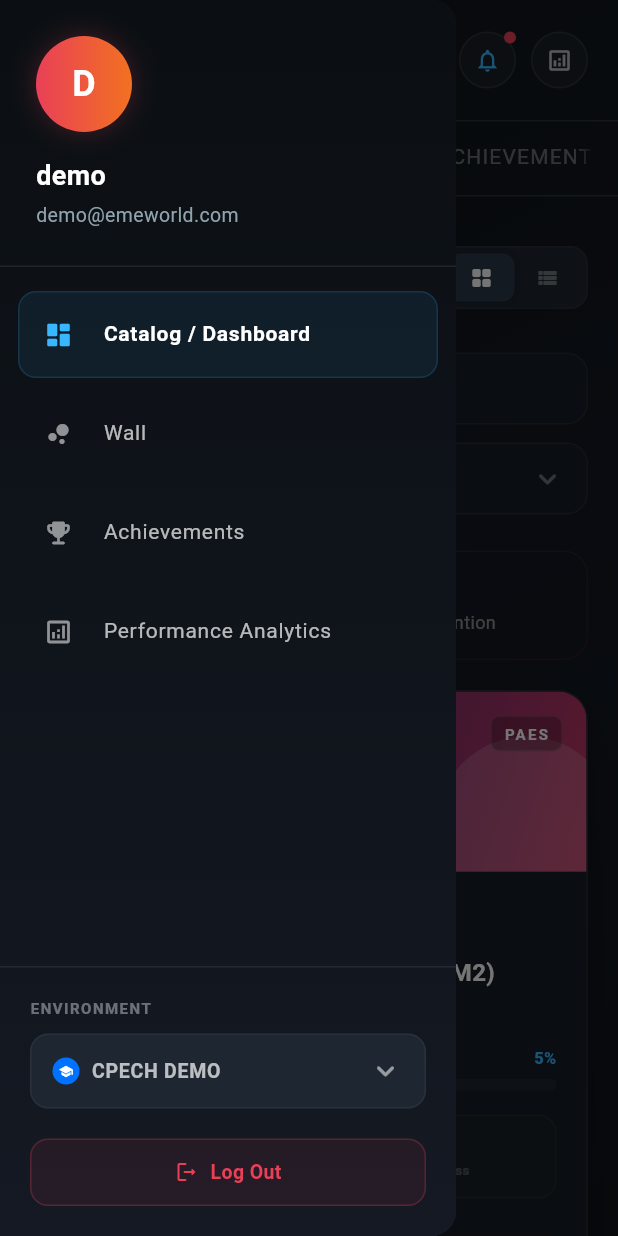
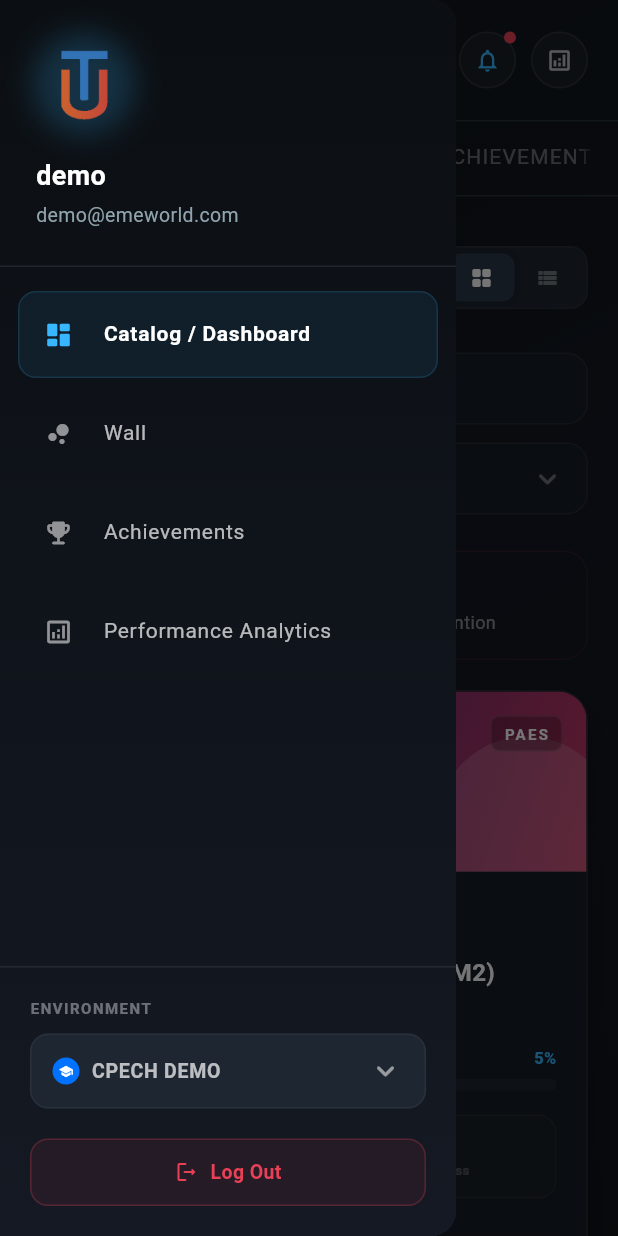
Before and after one commit to entermedia-community/eme_plugin_app, a Flutter app: the screen it shows after launch, after a tap on "Sign In with eME World", after a tap on "Demo User", after a tap on the "menu" icon, on a phone screen of 412 x 824 dp. Run offline on Flutter 3.47's test engine with Material 3 defaults, Android fonts, the phone set to English and light mode, and no system bars.

Commit message:
logo added

```diff
--- a/lib/screens/dashboard_screen.dart
+++ b/lib/screens/dashboard_screen.dart
@@ -166,28 +166,16 @@ class _DashboardScreenState extends State<DashboardScreen>
                 height: 32,
                 decoration: BoxDecoration(
                   shape: BoxShape.circle,
-                  gradient: const LinearGradient(
-                    colors: [Color(0xFFE94057), Color(0xFFF27121)],
-                  ),
                   boxShadow: [
                     BoxShadow(
-                      color: const Color(0xFFE94057).withValues(alpha: 0.15),
-                      blurRadius: 8,
-                      spreadRadius: 1,
+                      color: const Color(0xFF38B6FF).withValues(alpha: 0.2),
+                      blurRadius: 15,
+                      spreadRadius: 2,
                     ),
                   ],
                 ),
                 child: Center(
-                  child: Text(
-                    widget.username.isNotEmpty
-                        ? widget.username[0].toUpperCase()
-                        : 'U',
-                    style: const TextStyle(
-                      fontSize: 14,
-                      fontWeight: FontWeight.bold,
-                      color: Colors.white,
-                    ),
-                  ),
+                  child: const Image(image: AssetImage('assets/logo.png')),
                 ),
               ),
             ],
@@ -428,31 +416,17 @@ class _DashboardScreenState extends State<DashboardScreen>
                       height: 64,
                       decoration: BoxDecoration(
                         shape: BoxShape.circle,
-                        gradient: const LinearGradient(
-                          colors: [Color(0xFFE94057), Color(0xFFF27121)],
-                        ),
                         boxShadow: [
                           BoxShadow(
                             color: const Color(
-                              0xFFE94057,
+                              0xFF38B6FF,
                             ).withValues(alpha: 0.2),
-                            blurRadius: 12,
+                            blurRadius: 15,
                             spreadRadius: 2,
                           ),
                         ],
                       ),
-                      child: Center(
-                        child: Text(
-                          widget.username.isNotEmpty
-                              ? widget.username[0].toUpperCase()
-                              : 'U',
-                          style: const TextStyle(
-                            fontSize: 24,
-                            fontWeight: FontWeight.bold,
-                            color: Colors.white,
-                          ),
-                        ),
-                      ),
+                      child: const Image(image: AssetImage('assets/logo.png')),
                     ),
                     const SizedBox(height: 16),
                     Text(
@@ -759,7 +733,8 @@ class _DashboardScreenState extends State<DashboardScreen>
   }
 
   Widget _buildTitile(bool isDesktop) {
-    return Column(
+    return Center(
+      child: Column(
         crossAxisAlignment: CrossAxisAlignment.start,
         //align left
         children: [
@@ -783,6 +758,7 @@ class _DashboardScreenState extends State<DashboardScreen>
             ),
           ),
         ],
+      ),
     );
   }
 
@@ -985,7 +961,8 @@ class _DashboardScreenState extends State<DashboardScreen>
               });
             }
           },
-          items: <String>[
+          items:
+              <String>[
                 'All Subjects',
                 'Math',
                 'Science',
--- a/lib/screens/login_screen.dart
+++ b/lib/screens/login_screen.dart
@@ -151,35 +151,25 @@ class _LoginScreenState extends State<LoginScreen>
                                       height: 64,
                                       decoration: BoxDecoration(
                                         shape: BoxShape.circle,
-                                        gradient: const LinearGradient(
-                                          colors: [
-                                            Color(0xFF38B6FF),
-                                            Color(0xFF8A2387),
-                                          ],
-                                          begin: Alignment.topLeft,
-                                          end: Alignment.bottomRight,
-                                        ),
                                         boxShadow: [
                                           BoxShadow(
                                             color: const Color(
                                               0xFF38B6FF,
-                                            ).withValues(alpha: 0.3),
+                                            ).withValues(alpha: 0.2),
                                             blurRadius: 15,
                                             spreadRadius: 2,
                                           ),
                                         ],
                                       ),
-                                      child: const Icon(
-                                        Icons.vpn_key_rounded,
-                                        color: Colors.white,
-                                        size: 32,
+                                      child: const Image(
+                                        image: AssetImage('assets/logo.png'),
                                       ),
                                     ),
                                   ),
                                   const SizedBox(height: 24),
                                   // Title
                                   const Text(
-                                    'eME World',
+                                    'TestU Labs',
                                     textAlign: TextAlign.center,
                                     style: TextStyle(
                                       fontSize: 28,
@@ -452,6 +442,18 @@ class _LoginScreenState extends State<LoginScreen>
                                       ),
                                     ],
                                   ),
+
+                                  const SizedBox(height: 24),
+                                  Text(
+                                    textAlign: TextAlign.center,
+                                    'Powered by eme.world',
+                                    style: TextStyle(
+                                      fontSize: 14,
+                                      color: Colors.white.withValues(
+                                        alpha: 0.5,
+                                      ),
+                                    ),
+                                  ),
                                 ],
                               ),
                             ),
--- a/lib/widgets/course_card.dart
+++ b/lib/widgets/course_card.dart
@@ -308,7 +308,8 @@ class _CourseCardState extends State<CourseCard>
                       Navigator.push(
                         context,
                         MaterialPageRoute(
-                          builder: (context) => RehearseScreen(course: widget.course),
+                          builder: (context) =>
+                              RehearseScreen(course: widget.course),
                         ),
                       );
                     },
@@ -753,7 +754,8 @@ class _CourseCardState extends State<CourseCard>
                     Navigator.push(
                       context,
                       MaterialPageRoute(
-                        builder: (context) => RehearseScreen(course: widget.course),
+                        builder: (context) =>
+                            RehearseScreen(course: widget.course),
                       ),
                     );
                   },
--- a/pubspec.yaml
+++ b/pubspec.yaml
@@ -2,7 +2,7 @@ name: testu_cl
 description: "A new Flutter project."
 # The following line prevents the package from being accidentally published to
 # pub.dev using `flutter pub publish`. This is preferred for private packages.
-publish_to: 'none' # Remove this line if you wish to publish to pub.dev
+publish_to: "none" # Remove this line if you wish to publish to pub.dev
 
 # The following defines the version and build number for your application.
 # A version number is three numbers separated by dots, like 1.2.43
@@ -51,14 +51,14 @@ dev_dependencies:
 
 # The following section is specific to Flutter packages.
 flutter:
-
   # The following line ensures that the Material Icons font is
   # included with your application, so that you can use the icons in
   # the material Icons class.
   uses-material-design: true
 
   # To add assets to your application, add an assets section, like this:
-  # assets:
+  assets:
+    - assets/
   #   - images/a_dot_burr.jpeg
   #   - images/a_dot_ham.jpeg
 
```
Also changed, not shown: assets/logo.png (added). Lines whose indentation alone changed are shown as unchanged.
